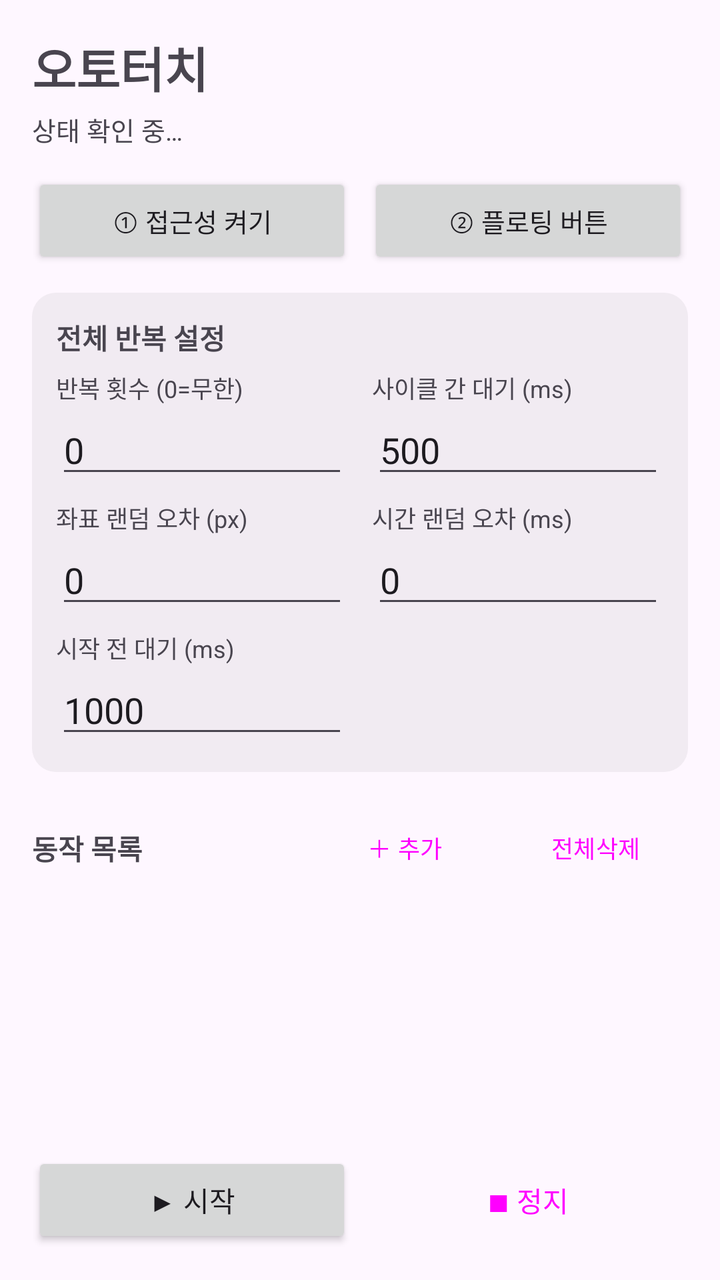
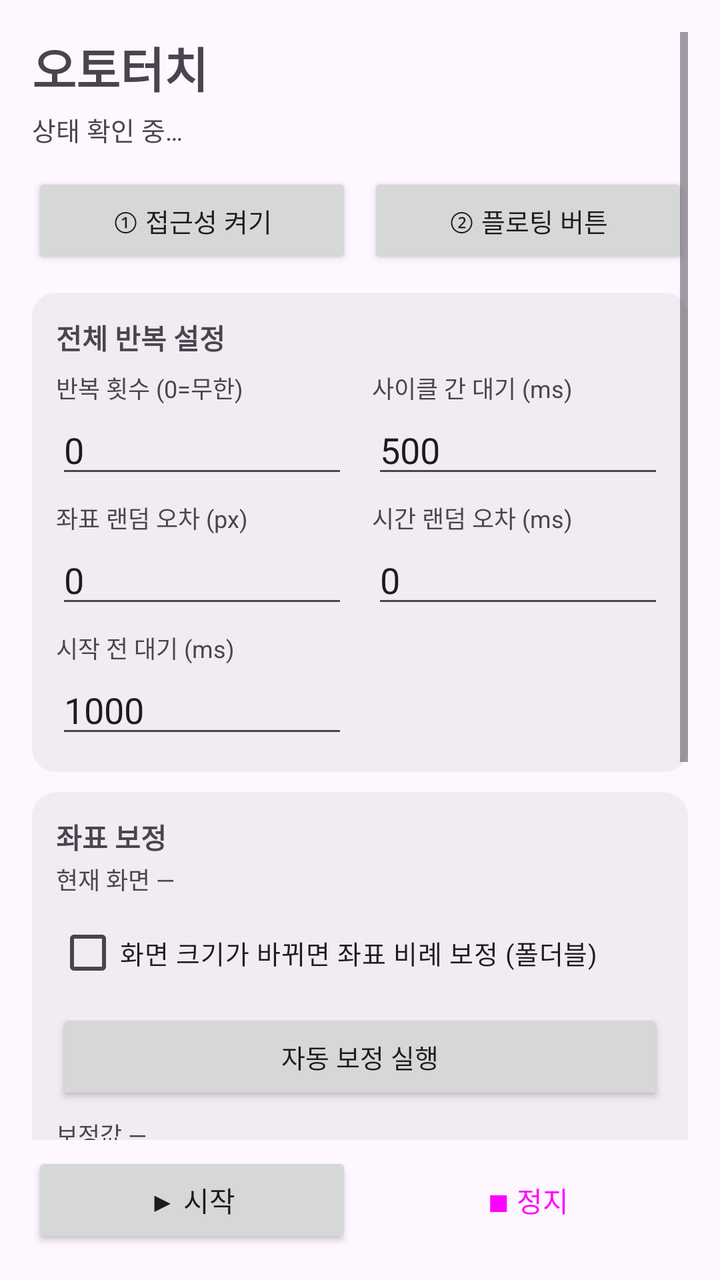

Two renders of the same Android screen: before a commit and after it. Below are the layout's source before the change and the commit's diff.
<!-- AndroidManifest.xml: application theme Theme.AutoTouch -->
<!-- res/layout/activity_main.xml -->
<?xml version="1.0" encoding="utf-8"?>
<LinearLayout xmlns:android="http://schemas.android.com/apk/res/android"
    android:layout_width="match_parent"
    android:layout_height="match_parent"
    android:orientation="vertical"
    android:padding="16dp">

    <TextView
        android:layout_width="match_parent"
        android:layout_height="wrap_content"
        android:text="오토터치"
        android:textSize="24sp"
        android:textStyle="bold" />

    <TextView
        android:id="@+id/txtStatus"
        android:layout_width="match_parent"
        android:layout_height="wrap_content"
        android:layout_marginTop="4dp"
        android:layout_marginBottom="12dp"
        android:textSize="13sp"
        android:text="상태 확인 중…" />

    <LinearLayout
        android:layout_width="match_parent"
        android:layout_height="wrap_content"
        android:orientation="horizontal">

        <Button
            android:id="@+id/btnAccessibility"
            android:layout_width="0dp"
            android:layout_weight="1"
            android:layout_height="wrap_content"
            android:textSize="13sp"
            android:text="① 접근성 켜기" />

        <Space
            android:layout_width="8dp"
            android:layout_height="1dp" />

        <Button
            android:id="@+id/btnPanel"
            android:layout_width="0dp"
            android:layout_weight="1"
            android:layout_height="wrap_content"
            android:textSize="13sp"
            android:text="② 플로팅 버튼" />
    </LinearLayout>

    
    <LinearLayout
        android:layout_width="match_parent"
        android:layout_height="wrap_content"
        android:layout_marginTop="12dp"
        android:background="@drawable/bg_card"
        android:orientation="vertical"
        android:padding="12dp">

        <TextView
            android:layout_width="wrap_content"
            android:layout_height="wrap_content"
            android:text="전체 반복 설정"
            android:textStyle="bold" />

        <LinearLayout
            android:layout_width="match_parent"
            android:layout_height="wrap_content"
            android:layout_marginTop="6dp"
            android:orientation="horizontal">

            <LinearLayout
                android:layout_width="0dp"
                android:layout_weight="1"
                android:layout_height="wrap_content"
                android:orientation="vertical">

                <TextView
                    android:layout_width="wrap_content"
                    android:layout_height="wrap_content"
                    android:text="반복 횟수 (0=무한)"
                    android:textSize="12sp" />

                <EditText
                    android:id="@+id/edLoopCount"
                    android:layout_width="match_parent"
                    android:layout_height="wrap_content"
                    android:importantForAutofill="no"
                    android:inputType="number"
                    android:text="0" />
            </LinearLayout>

            <Space
                android:layout_width="12dp"
                android:layout_height="1dp" />

            <LinearLayout
                android:layout_width="0dp"
                android:layout_weight="1"
                android:layout_height="wrap_content"
                android:orientation="vertical">

                <TextView
                    android:layout_width="wrap_content"
                    android:layout_height="wrap_content"
                    android:text="사이클 간 대기 (ms)"
                    android:textSize="12sp" />

                <EditText
                    android:id="@+id/edLoopDelay"
                    android:layout_width="match_parent"
                    android:layout_height="wrap_content"
                    android:importantForAutofill="no"
                    android:inputType="number"
                    android:text="500" />
            </LinearLayout>
        </LinearLayout>

        <LinearLayout
            android:layout_width="match_parent"
            android:layout_height="wrap_content"
            android:layout_marginTop="6dp"
            android:orientation="horizontal">

            <LinearLayout
                android:layout_width="0dp"
                android:layout_weight="1"
                android:layout_height="wrap_content"
                android:orientation="vertical">

                <TextView
                    android:layout_width="wrap_content"
                    android:layout_height="wrap_content"
                    android:text="좌표 랜덤 오차 (px)"
                    android:textSize="12sp" />

                <EditText
                    android:id="@+id/edJitterPx"
                    android:layout_width="match_parent"
                    android:layout_height="wrap_content"
                    android:importantForAutofill="no"
                    android:inputType="number"
                    android:text="0" />
            </LinearLayout>

            <Space
                android:layout_width="12dp"
                android:layout_height="1dp" />

            <LinearLayout
                android:layout_width="0dp"
                android:layout_weight="1"
                android:layout_height="wrap_content"
                android:orientation="vertical">

                <TextView
                    android:layout_width="wrap_content"
                    android:layout_height="wrap_content"
                    android:text="시간 랜덤 오차 (ms)"
                    android:textSize="12sp" />

                <EditText
                    android:id="@+id/edJitterMs"
                    android:layout_width="match_parent"
                    android:layout_height="wrap_content"
                    android:importantForAutofill="no"
                    android:inputType="number"
                    android:text="0" />
            </LinearLayout>
        </LinearLayout>

        <LinearLayout
            android:layout_width="match_parent"
            android:layout_height="wrap_content"
            android:layout_marginTop="6dp"
            android:orientation="horizontal">

            <LinearLayout
                android:layout_width="0dp"
                android:layout_weight="1"
                android:layout_height="wrap_content"
                android:orientation="vertical">

                <TextView
                    android:layout_width="wrap_content"
                    android:layout_height="wrap_content"
                    android:text="시작 전 대기 (ms)"
                    android:textSize="12sp" />

                <EditText
                    android:id="@+id/edStartDelay"
                    android:layout_width="match_parent"
                    android:layout_height="wrap_content"
                    android:importantForAutofill="no"
                    android:inputType="number"
                    android:text="1000" />
            </LinearLayout>

            <Space
                android:layout_width="12dp"
                android:layout_height="1dp" />

            <LinearLayout
                android:layout_width="0dp"
                android:layout_weight="1"
                android:layout_height="wrap_content"
                android:orientation="vertical" />
        </LinearLayout>
    </LinearLayout>

    
    <LinearLayout
        android:layout_width="match_parent"
        android:layout_height="wrap_content"
        android:layout_marginTop="14dp"
        android:gravity="center_vertical"
        android:orientation="horizontal">

        <TextView
            android:id="@+id/txtListTitle"
            android:layout_width="0dp"
            android:layout_weight="1"
            android:layout_height="wrap_content"
            android:text="동작 목록"
            android:textStyle="bold" />

        <Button
            android:id="@+id/btnAdd"
            style="?attr/materialButtonOutlinedStyle"
            android:layout_width="wrap_content"
            android:layout_height="wrap_content"
            android:minWidth="0dp"
            android:paddingStart="12dp"
            android:paddingEnd="12dp"
            android:textSize="12sp"
            android:text="＋ 추가" />

        <Space
            android:layout_width="6dp"
            android:layout_height="1dp" />

        <Button
            android:id="@+id/btnClear"
            style="?attr/materialButtonOutlinedStyle"
            android:layout_width="wrap_content"
            android:layout_height="wrap_content"
            android:minWidth="0dp"
            android:paddingStart="12dp"
            android:paddingEnd="12dp"
            android:textSize="12sp"
            android:text="전체삭제" />
    </LinearLayout>

    <androidx.recyclerview.widget.RecyclerView
        android:id="@+id/list"
        android:layout_width="match_parent"
        android:layout_height="0dp"
        android:layout_marginTop="8dp"
        android:layout_weight="1"
        android:clipToPadding="false"
        android:paddingBottom="8dp" />

    <TextView
        android:id="@+id/txtEmpty"
        android:layout_width="match_parent"
        android:layout_height="wrap_content"
        android:gravity="center"
        android:padding="8dp"
        android:textSize="13sp"
        android:visibility="gone"
        android:text="등록된 동작이 없습니다.\n플로팅 버튼의 ⊕ / ↔ 로 화면을 찍어 추가하세요." />

    <LinearLayout
        android:layout_width="match_parent"
        android:layout_height="wrap_content"
        android:orientation="horizontal">

        <Button
            android:id="@+id/btnStart"
            android:layout_width="0dp"
            android:layout_weight="1"
            android:layout_height="wrap_content"
            android:text="▶ 시작" />

        <Space
            android:layout_width="8dp"
            android:layout_height="1dp" />

        <Button
            android:id="@+id/btnStop"
            style="?attr/materialButtonOutlinedStyle"
            android:layout_width="0dp"
            android:layout_weight="1"
            android:layout_height="wrap_content"
            android:text="■ 정지" />
    </LinearLayout>

</LinearLayout>
<!-- resources referenced by this layout -->
<resources>
  <!-- drawable bg_card (drawable) -->
  <?xml version="1.0" encoding="utf-8"?>
  <shape xmlns:android="http://schemas.android.com/apk/res/android" android:shape="rectangle">
      <solid android:color="#1A808080" />
      <corners android:radius="12dp" />
  </shape>
  <style name="Theme.AutoTouch" parent="Theme.Material3.DayNight">
          <item name="colorPrimary">@color/brand</item>
          <item name="colorOnPrimary">@android:color/white</item>
          <item name="colorSecondary">@color/brand_dim</item>
      </style>
  <color name="brand">#3D6DF6</color>
  <color name="brand_dim">#1F4BD8</color>
</resources>

<!-- the commit's change to res/layout/activity_main.xml (unified diff, before → after) -->
@@ -2,8 +2,20 @@
 <LinearLayout xmlns:android="http://schemas.android.com/apk/res/android"
     android:layout_width="match_parent"
     android:layout_height="match_parent"
-    android:orientation="vertical"
-    android:padding="16dp">
+    android:orientation="vertical">
+
+    <ScrollView
+        android:layout_width="match_parent"
+        android:layout_height="0dp"
+        android:layout_weight="1"
+        android:clipToPadding="false"
+        android:padding="16dp">
+
+        <LinearLayout
+            android:layout_width="match_parent"
+            android:layout_height="wrap_content"
+            android:orientation="vertical">
+
 
     <TextView
         android:layout_width="match_parent"
@@ -205,6 +217,169 @@
                 android:layout_height="wrap_content"
                 android:orientation="vertical" />
         </LinearLayout>
+    </LinearLayout>
+
+
+    
+    <LinearLayout
+        android:layout_width="match_parent"
+        android:layout_height="wrap_content"
+        android:layout_marginTop="10dp"
+        android:background="@drawable/bg_card"
+        android:orientation="vertical"
+        android:padding="12dp">
+
+        <TextView
+            android:layout_width="wrap_content"
+            android:layout_height="wrap_content"
+            android:text="좌표 보정"
+            android:textStyle="bold" />
+
+        <TextView
+            android:id="@+id/txtScreenInfo"
+            android:layout_width="match_parent"
+            android:layout_height="wrap_content"
+            android:layout_marginTop="2dp"
+            android:textSize="12sp"
+            android:text="현재 화면 —" />
+
+        <CheckBox
+            android:id="@+id/chkAutoScale"
+            android:layout_width="match_parent"
+            android:layout_height="wrap_content"
+            android:layout_marginTop="4dp"
+            android:textSize="13sp"
+            android:text="화면 크기가 바뀌면 좌표 비례 보정 (폴더블)" />
+
+        <Button
+            android:id="@+id/btnCalibrate"
+            android:layout_width="match_parent"
+            android:layout_height="wrap_content"
+            android:layout_marginTop="4dp"
+            android:textSize="13sp"
+            android:text="자동 보정 실행" />
+
+        <TextView
+            android:id="@+id/txtCalInfo"
+            android:layout_width="match_parent"
+            android:layout_height="wrap_content"
+            android:layout_marginTop="6dp"
+            android:textSize="12sp"
+            android:text="보정값 —" />
+
+        <LinearLayout
+            android:layout_width="match_parent"
+            android:layout_height="wrap_content"
+            android:layout_marginTop="4dp"
+            android:orientation="horizontal">
+
+            <LinearLayout
+                android:layout_width="0dp"
+                android:layout_weight="1"
+                android:layout_height="wrap_content"
+                android:orientation="vertical">
+
+                <TextView
+                    android:layout_width="wrap_content"
+                    android:layout_height="wrap_content"
+                    android:text="X 오프셋 (px)"
+                    android:textSize="12sp" />
+
+                <EditText
+                    android:id="@+id/edCalOffX"
+                    android:layout_width="match_parent"
+                    android:layout_height="wrap_content"
+                    android:importantForAutofill="no"
+                    android:inputType="numberSigned|numberDecimal"
+                    android:text="0" />
+            </LinearLayout>
+
+            <Space
+                android:layout_width="12dp"
+                android:layout_height="1dp" />
+
+            <LinearLayout
+                android:layout_width="0dp"
+                android:layout_weight="1"
+                android:layout_height="wrap_content"
+                android:orientation="vertical">
+
+                <TextView
+                    android:layout_width="wrap_content"
+                    android:layout_height="wrap_content"
+                    android:text="Y 오프셋 (px)"
+                    android:textSize="12sp" />
+
+                <EditText
+                    android:id="@+id/edCalOffY"
+                    android:layout_width="match_parent"
+                    android:layout_height="wrap_content"
+                    android:importantForAutofill="no"
+                    android:inputType="numberSigned|numberDecimal"
+                    android:text="0" />
+            </LinearLayout>
+        </LinearLayout>
+
+        <LinearLayout
+            android:layout_width="match_parent"
+            android:layout_height="wrap_content"
+            android:orientation="horizontal">
+
+            <LinearLayout
+                android:layout_width="0dp"
+                android:layout_weight="1"
+                android:layout_height="wrap_content"
+                android:orientation="vertical">
+
+                <TextView
+                    android:layout_width="wrap_content"
+                    android:layout_height="wrap_content"
+                    android:text="X 배율"
+                    android:textSize="12sp" />
+
+                <EditText
+                    android:id="@+id/edCalScaleX"
+                    android:layout_width="match_parent"
+                    android:layout_height="wrap_content"
+                    android:importantForAutofill="no"
+                    android:inputType="numberDecimal"
+                    android:text="1" />
+            </LinearLayout>
+
+            <Space
+                android:layout_width="12dp"
+                android:layout_height="1dp" />
+
+            <LinearLayout
+                android:layout_width="0dp"
+                android:layout_weight="1"
+                android:layout_height="wrap_content"
+                android:orientation="vertical">
+
+                <TextView
+                    android:layout_width="wrap_content"
+                    android:layout_height="wrap_content"
+                    android:text="Y 배율"
+                    android:textSize="12sp" />
+
+                <EditText
+                    android:id="@+id/edCalScaleY"
+                    android:layout_width="match_parent"
+                    android:layout_height="wrap_content"
+                    android:importantForAutofill="no"
+                    android:inputType="numberDecimal"
+                    android:text="1" />
+            </LinearLayout>
+        </LinearLayout>
+
+        <Button
+            android:id="@+id/btnCalReset"
+            style="?attr/materialButtonOutlinedStyle"
+            android:layout_width="match_parent"
+            android:layout_height="wrap_content"
+            android:layout_marginTop="4dp"
+            android:textSize="13sp"
+            android:text="보정값 초기화" />
     </LinearLayout>
 
     
@@ -253,10 +428,10 @@
     <androidx.recyclerview.widget.RecyclerView
         android:id="@+id/list"
         android:layout_width="match_parent"
-        android:layout_height="0dp"
+        android:layout_height="wrap_content"
         android:layout_marginTop="8dp"
-        android:layout_weight="1"
         android:clipToPadding="false"
+        android:nestedScrollingEnabled="false"
         android:paddingBottom="8dp" />
 
     <TextView
@@ -268,11 +443,18 @@
         android:textSize="13sp"
         android:visibility="gone"
         android:text="등록된 동작이 없습니다.\n플로팅 버튼의 ⊕ / ↔ 로 화면을 찍어 추가하세요." />
+        </LinearLayout>
+    </ScrollView>
 
     <LinearLayout
         android:layout_width="match_parent"
         android:layout_height="wrap_content"
-        android:orientation="horizontal">
+        android:orientation="horizontal"
+        android:paddingStart="16dp"
+        android:paddingTop="6dp"
+        android:paddingEnd="16dp"
+        android:paddingBottom="16dp">
+
 
         <Button
             android:id="@+id/btnStart"
